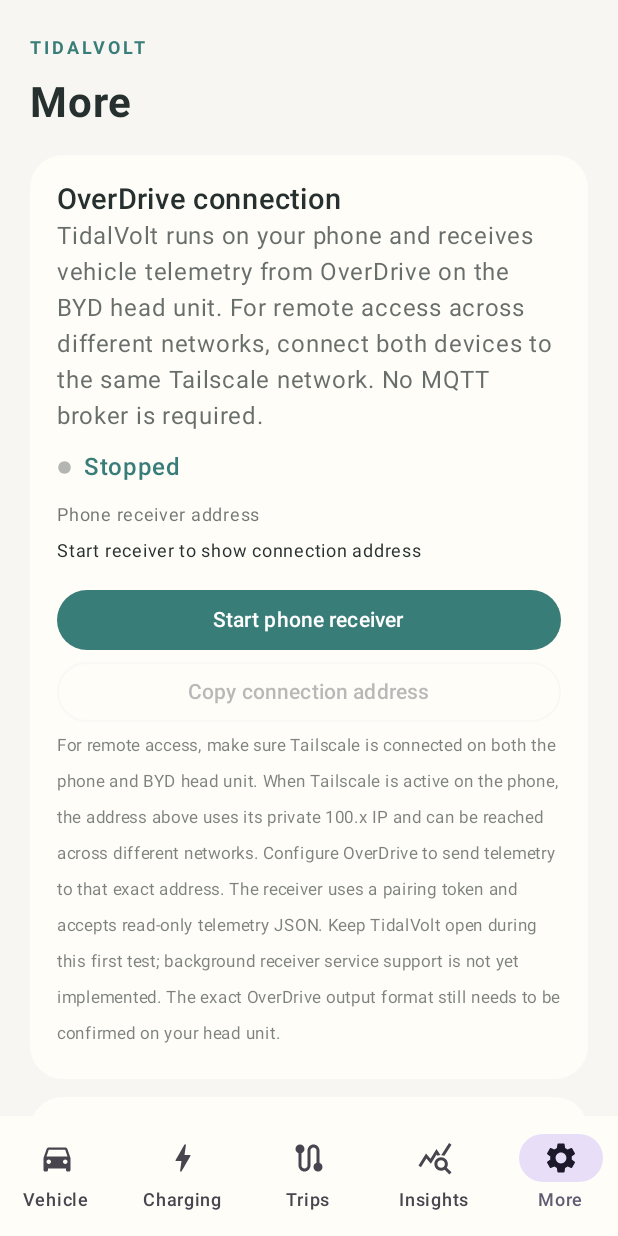
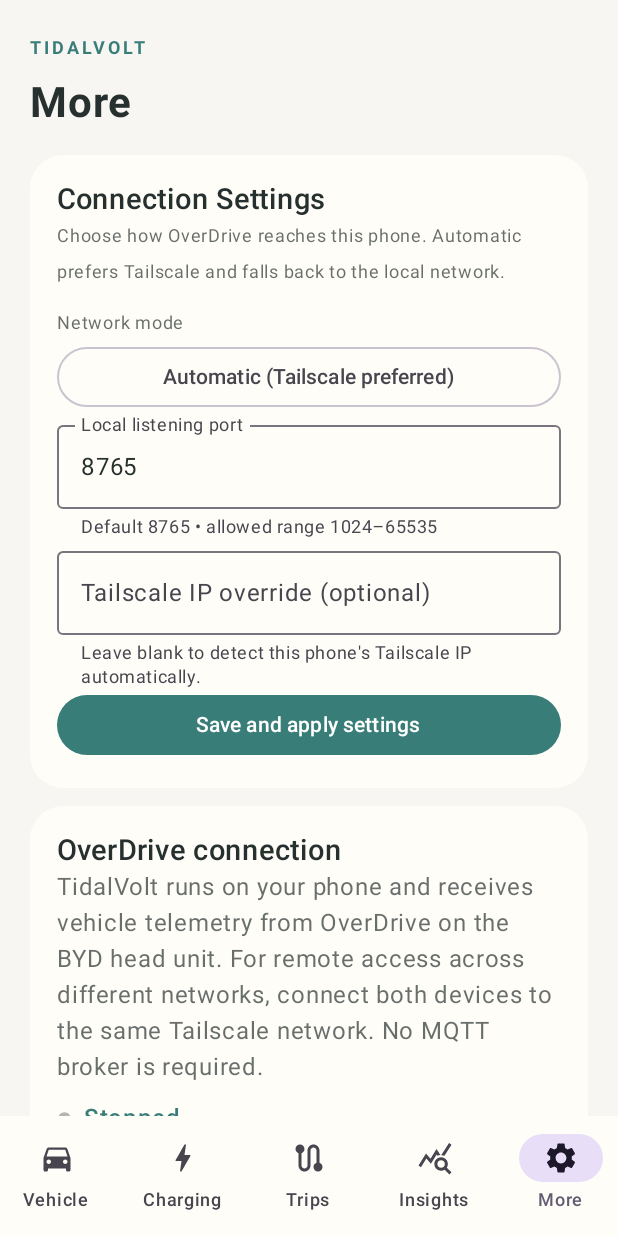
Before and after one commit to cryptomike87/TidalVolt-Ev-mate, an Android app built with Jetpack Compose: the screen it shows after launch (MainActivity), item 5 of the bottom bar chosen, on a phone screen of 412 x 824 dp. Run offline under Robolectric (Android 15) with nearby library versions, the phone set to English and light mode, and no system bars; libraries missing offline, so code that uses them is left out: org.java_websocket, org.java_websocket.handshake, org.java_websocket.server.

Commit message:
feat: add Tailscale and local receiver settings UI

```diff
--- a/app/src/main/java/com/tidalvolt/app/MainActivity.kt
+++ b/app/src/main/java/com/tidalvolt/app/MainActivity.kt
@@ -395,6 +395,84 @@ private fun MoreScreen(card: Color, fg: Color, accent: Color, dark: Boolean, set
     val receiverConnected by TelemetryReceiverServer.connected
     var receiverStarted by remember { mutableStateOf(TelemetryReceiverServer.isRunning()) }
     val telemetry by TelemetryStore.latest
+    val connectionPrefs = remember { context.getSharedPreferences("tidalvolt_receiver", Context.MODE_PRIVATE) }
+    var networkMode by remember { mutableStateOf(connectionPrefs.getString("network_mode", "auto") ?: "auto") }
+    var receiverPort by remember { mutableStateOf(connectionPrefs.getInt("receiver_port", 8765).toString()) }
+    var tailscaleIp by remember { mutableStateOf(connectionPrefs.getString("tailscale_ip", "") ?: "") }
+    var modeMenuExpanded by remember { mutableStateOf(false) }
+    var settingsMessage by remember { mutableStateOf("") }
+
+    Panel(card) {
+        Text("Connection Settings", color = fg, fontWeight = FontWeight.SemiBold, fontSize = 19.sp)
+        Text("Choose how OverDrive reaches this phone. Automatic prefers Tailscale and falls back to the local network.", color = fg.copy(alpha=.7f), fontSize = 12.sp)
+        Spacer(Modifier.height(10.dp))
+        Text("Network mode", color = fg.copy(alpha=.7f), fontSize = 12.sp)
+        Box {
+            OutlinedButton(onClick = { modeMenuExpanded = true }, modifier = Modifier.fillMaxWidth()) {
+                Text(when (networkMode) {
+                    "tailscale" -> "Tailscale only"
+                    "local" -> "Local network only"
+                    else -> "Automatic (Tailscale preferred)"
+                })
+            }
+            DropdownMenu(expanded = modeMenuExpanded, onDismissRequest = { modeMenuExpanded = false }) {
+                DropdownMenuItem(text = { Text("Automatic (Tailscale preferred)") }, onClick = { networkMode = "auto"; modeMenuExpanded = false })
+                DropdownMenuItem(text = { Text("Tailscale only") }, onClick = { networkMode = "tailscale"; modeMenuExpanded = false })
+                DropdownMenuItem(text = { Text("Local network only") }, onClick = { networkMode = "local"; modeMenuExpanded = false })
+            }
+        }
+        OutlinedTextField(
+            value = receiverPort,
+            onValueChange = { value -> if (value.length <= 5 && value.all { it.isDigit() }) receiverPort = value },
+            label = { Text("Local listening port") },
+            supportingText = { Text("Default 8765 • allowed range 1024–65535") },
+            keyboardOptions = KeyboardOptions(keyboardType = KeyboardType.Number),
+            singleLine = true,
+            modifier = Modifier.fillMaxWidth()
+        )
+        OutlinedTextField(
+            value = tailscaleIp,
+            onValueChange = { tailscaleIp = it.trim() },
+            label = { Text("Tailscale IP override (optional)") },
+            placeholder = { Text("100.x.x.x") },
+            supportingText = { Text("Leave blank to detect this phone's Tailscale IP automatically.") },
+            singleLine = true,
+            modifier = Modifier.fillMaxWidth()
+        )
+        Button(
+            onClick = {
+                val portValue = receiverPort.toIntOrNull()
+                val ipValue = tailscaleIp.trim()
+                val octets = ipValue.split(".").mapNotNull { it.toIntOrNull() }
+                val validIp = ipValue.isBlank() || (octets.size == 4 && octets[0] == 100 && octets[1] in 64..127 && octets.all { it in 0..255 })
+                if (portValue == null || portValue !in 1024..65535) {
+                    settingsMessage = "Enter a port between 1024 and 65535."
+                } else if (!validIp) {
+                    settingsMessage = "Enter a valid Tailscale IPv4 address in the 100.64.0.0/10 range, or leave it blank."
+                } else {
+                    val wasRunning = TelemetryReceiverServer.isRunning()
+                    connectionPrefs.edit()
+                        .putString("network_mode", networkMode)
+                        .putInt("receiver_port", portValue)
+                        .putString("tailscale_ip", ipValue)
+                        .apply()
+                    if (wasRunning) {
+                        TelemetryReceiverServer.stop()
+                        TelemetryReceiverServer.start(context)
+                        receiverStarted = true
+                        settingsMessage = "Settings saved. Receiver restarted on port $portValue."
+                    } else {
+                        settingsMessage = "Settings saved. Start the receiver to apply them."
+                    }
+                }
+            },
+            modifier = Modifier.fillMaxWidth()
+        ) { Text("Save and apply settings") }
+        if (settingsMessage.isNotBlank()) {
+            Text(settingsMessage, color = accent, fontSize = 12.sp)
+        }
+    }
+    Spacer(Modifier.height(12.dp))
 
     Panel(card) {
         Text("OverDrive connection", color = fg, fontWeight = FontWeight.SemiBold, fontSize = 19.sp)
```
